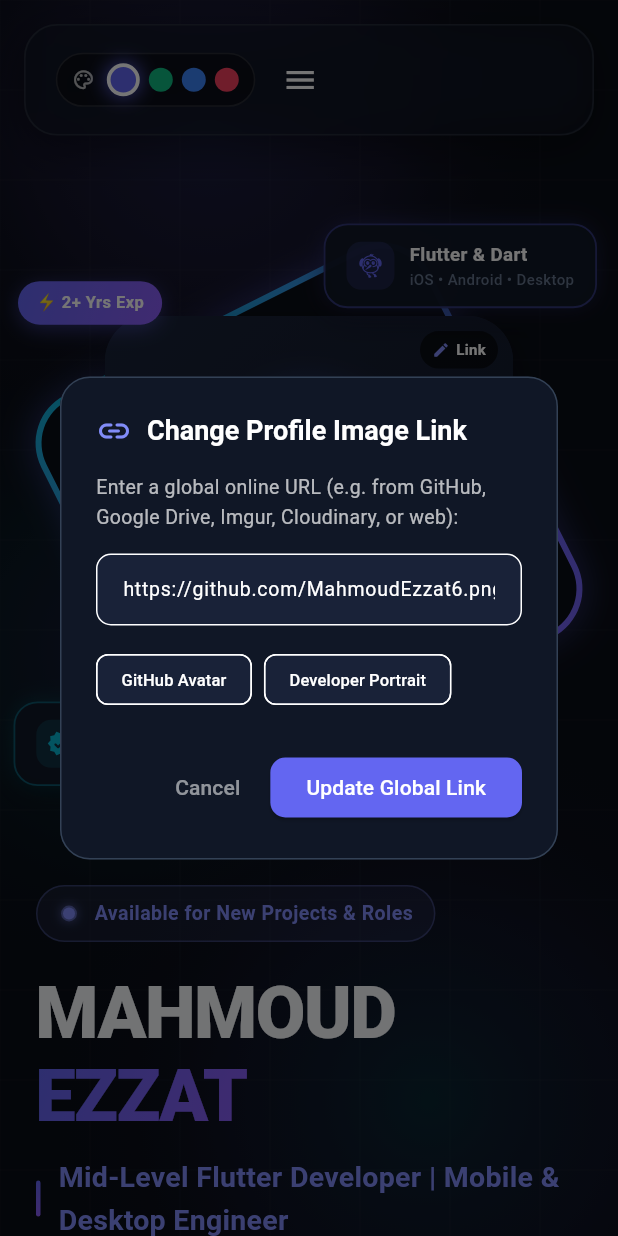
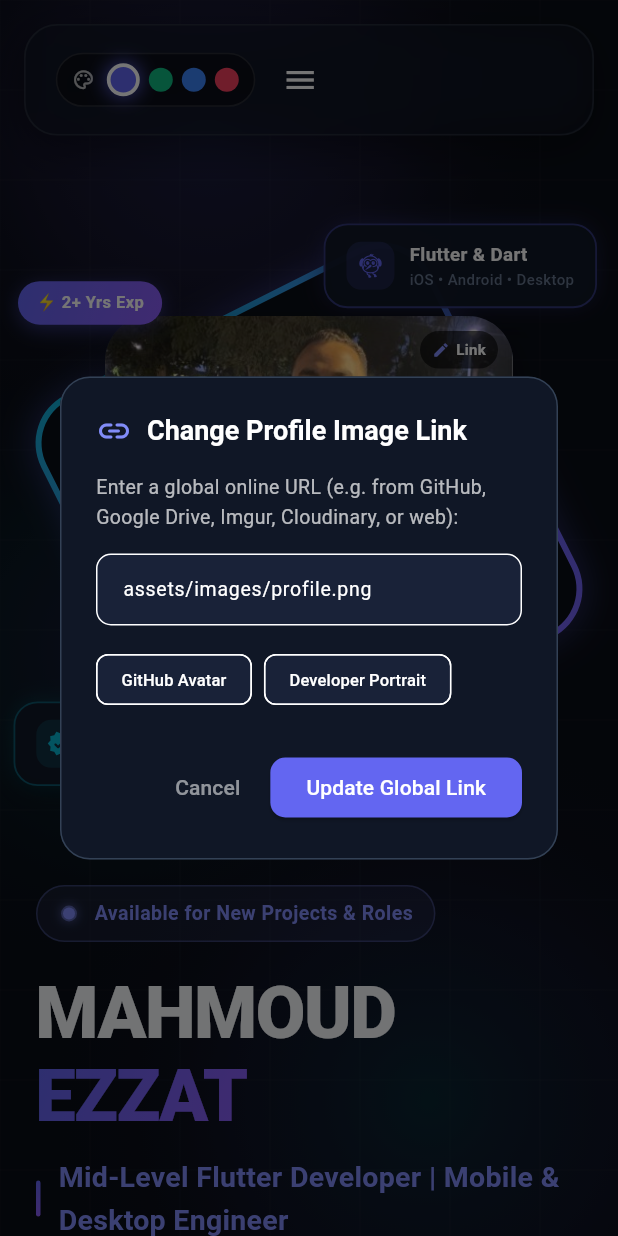
Before and after one commit to MahmoudEzzat6/Portfolio, a Flutter app: the screen it shows after launch, after a tap on "Link", on a phone screen of 412 x 824 dp. Run offline on Flutter 3.47's test engine with Material 3 defaults, Android fonts, the phone set to English and light mode, and no system bars.

Commit message:
feat: restore personal profile picture from assets

```diff
--- a/lib/config/portfolio_config.dart
+++ b/lib/config/portfolio_config.dart
@@ -4,8 +4,8 @@ class PortfolioConfig {
   static const String email = 'ezzatmahmoud08@gmail.com';
   static const String phone = '+20 112 931 6102';
 
-  // Global online image URL hosted on CDN/web (Mahmoud's GitHub public avatar)
-  static const String defaultProfileImageUrl = 'https://github.com/MahmoudEzzat6.png';
+  // Profile image (local asset with web support)
+  static const String defaultProfileImageUrl = 'assets/images/profile.png';
 
   // Global Social Links
   static const String githubUrl = 'https://github.com/MahmoudEzzat6';
```
Also changed, not shown: lib/widgets/profile_avatar_section.dart (+17 -1 lines), assets/images/profile.jpg (added), assets/images/profile.png (added).
